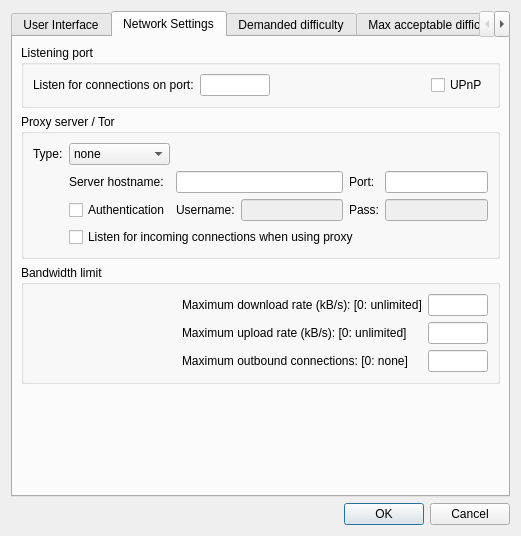
First picture: the form in src/bitmessageqt/settings.ui, repository Bitmessage/PyBitmessage, before the edit.
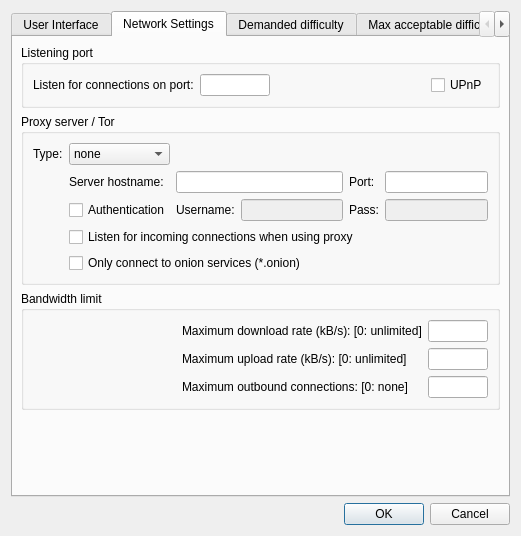
Second picture: the form after the edit. The open tabs and pages were chosen to show the change. Custom widgets are drawn as their Qt base class.

Commit message: Add a checkbox to the network settings tab that allows restricting outbound connections to onion services (i.e., hosts that end with '.onion').

What changed in the file:
```diff
--- a/src/bitmessageqt/settings.ui
+++ b/src/bitmessageqt/settings.ui
@@ -403,6 +403,13 @@
             </property>
            </widget>
           </item>
+          <item row="4" column="1" colspan="4">
+           <widget class="QCheckBox" name="checkBoxOnionOnly">
+            <property name="text">
+             <string>Only connect to onion services (*.onion)</string>
+            </property>
+           </widget>
+          </item>
           <item row="0" column="1">
            <widget class="QComboBox" name="comboBoxProxyType">
             <item>
```
The commit also changes 2 other files.
